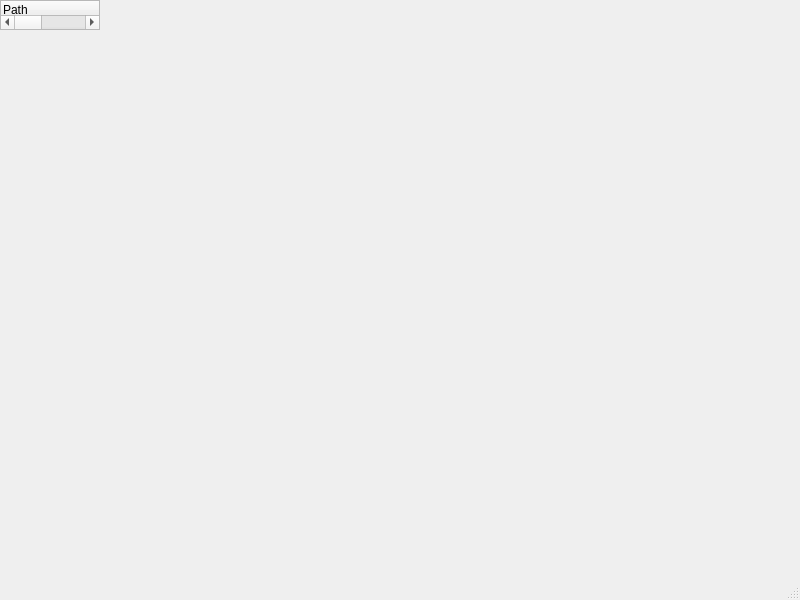
The window that src/rclone_pyside6/gui/generated_ui/main_window.ui (BoniLindsley/rclone-PySide6) describes before a commit, drawn with Qt 5.
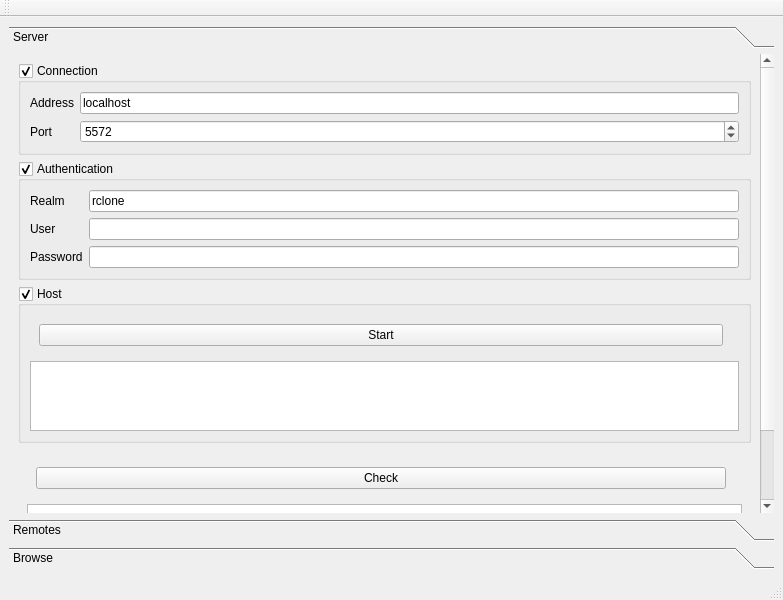
The same window after the commit. The open tabs and pages were chosen to show the change.

Commit message: feat: add GUI to start rclone-rc

Patch:
```diff
--- a/src/rclone_pyside6/gui/generated_ui/main_window.ui
+++ b/src/rclone_pyside6/gui/generated_ui/main_window.ui
@@ -6,38 +6,351 @@
    <rect>
     <x>0</x>
     <y>0</y>
-    <width>800</width>
+    <width>783</width>
     <height>600</height>
    </rect>
   </property>
   <property name="windowTitle">
    <string>MainWindow</string>
   </property>
-  <widget class="QTreeWidget" name="centralwidget">
-   <property name="columnCount">
-    <number>4</number>
-   </property>
-   <column>
-    <property name="text">
-     <string notr="true">Path</string>
-    </property>
-   </column>
-   <column>
-    <property name="text">
-     <string>Source</string>
-    </property>
-   </column>
-   <column>
-    <property name="text">
-     <string>Action</string>
-    </property>
-   </column>
-   <column>
-    <property name="text">
-     <string>Destination</string>
-    </property>
-   </column>
+  <widget class="QWidget" name="centralwidget">
+   <layout class="QVBoxLayout" name="verticalLayout_4">
+    <item>
+     <widget class="QToolBox" name="remoteControlToolBox">
+      <property name="currentIndex">
+       <number>1</number>
+      </property>
+      <widget class="QWidget" name="serverPage">
+       <property name="geometry">
+        <rect>
+         <x>0</x>
+         <y>0</y>
+         <width>751</width>
+         <height>544</height>
+        </rect>
+       </property>
+       <attribute name="label">
+        <string>Server</string>
+       </attribute>
+       <layout class="QVBoxLayout" name="verticalLayout">
+        <item>
+         <widget class="QGroupBox" name="connectionGroupBox">
+          <property name="title">
+           <string>Connection</string>
+          </property>
+          <property name="checkable">
+           <bool>true</bool>
+          </property>
+          <layout class="QFormLayout" name="formLayout">
+           <item row="0" column="0">
+            <widget class="QLabel" name="addressLabel">
+             <property name="text">
+              <string>Address</string>
+             </property>
+            </widget>
+           </item>
+           <item row="0" column="1">
+            <widget class="QLineEdit" name="addressLineEdit">
+             <property name="text">
+              <string>localhost</string>
+             </property>
+            </widget>
+           </item>
+           <item row="1" column="0">
+            <widget class="QLabel" name="portLabel">
+             <property name="text">
+              <string>Port</string>
+             </property>
+            </widget>
+           </item>
+           <item row="1" column="1">
+            <widget class="QSpinBox" name="portSpinBox">
+             <property name="maximum">
+              <number>65535</number>
+             </property>
+             <property name="value">
+              <number>5572</number>
+             </property>
+            </widget>
+           </item>
+          </layout>
+         </widget>
+        </item>
+        <item>
+         <widget class="QGroupBox" name="authenticationGroupBox">
+          <property name="title">
+           <string>Authentication</string>
+          </property>
+          <property name="checkable">
+           <bool>true</bool>
+          </property>
+          <layout class="QFormLayout" name="formLayout_2">
+           <item row="0" column="0">
+            <widget class="QLabel" name="realmLabel">
+             <property name="text">
+              <string>Realm</string>
+             </property>
+            </widget>
+           </item>
+           <item row="0" column="1">
+            <widget class="QLineEdit" name="realmLineEdit">
+             <property name="text">
+              <string>rclone</string>
+             </property>
+            </widget>
+           </item>
+           <item row="1" column="0">
+            <widget class="QLabel" name="userLabel">
+             <property name="text">
+              <string>User</string>
+             </property>
+            </widget>
+           </item>
+           <item row="1" column="1">
+            <widget class="QLineEdit" name="userLineEdit"/>
+           </item>
+           <item row="2" column="0">
+            <widget class="QLabel" name="passwordLabel">
+             <property name="text">
+              <string>Password</string>
+             </property>
+            </widget>
+           </item>
+           <item row="2" column="1">
+            <widget class="QLineEdit" name="passwordLineEdit">
+             <property name="echoMode">
+              <enum>QLineEdit::Password</enum>
+             </property>
+            </widget>
+           </item>
+          </layout>
+         </widget>
+        </item>
+        <item>
+         <widget class="QGroupBox" name="hostGroupBox">
+          <property name="title">
+           <string>Host</string>
+          </property>
+          <property name="checkable">
+           <bool>true</bool>
+          </property>
+          <layout class="QVBoxLayout" name="verticalLayout_3">
+           <item>
+            <widget class="QWidget" name="hostActionWidget" native="true">
+             <layout class="QHBoxLayout" name="horizontalLayout_3">
+              <item>
+               <widget class="QPushButton" name="hostActionPushButton">
+                <property name="text">
+                 <string>Start</string>
+                </property>
+               </widget>
+              </item>
+              <item>
+               <spacer name="horizontalSpacer">
+                <property name="orientation">
+                 <enum>Qt::Horizontal</enum>
+                </property>
+               </spacer>
+              </item>
+             </layout>
+            </widget>
+           </item>
+           <item>
+            <widget class="QPlainTextEdit" name="hostLogPlainTextEdit">
+             <property name="readOnly">
+              <bool>true</bool>
+             </property>
+            </widget>
+           </item>
+          </layout>
+         </widget>
+        </item>
+        <item>
+         <widget class="QWidget" name="serverStatusWidget" native="true">
+          <layout class="QVBoxLayout" name="verticalLayout_6">
+           <item>
+            <widget class="QWidget" name="serverStatusWidget_2" native="true">
+             <layout class="QHBoxLayout" name="horizontalLayout_2">
+              <item>
+               <widget class="QPushButton" name="serverStatusPushButton">
+                <property name="text">
+                 <string>Check</string>
+                </property>
+               </widget>
+              </item>
+              <item>
+               <spacer name="serverStatusSpacer">
+                <property name="orientation">
+                 <enum>Qt::Horizontal</enum>
+                </property>
+               </spacer>
+              </item>
+             </layout>
+            </widget>
+           </item>
+           <item>
+            <widget class="QPlainTextEdit" name="serverLogPlainTextEdit">
+             <property name="readOnly">
+              <bool>true</bool>
+             </property>
+            </widget>
+           </item>
+          </layout>
+         </widget>
+        </item>
+        <item>
+         <spacer name="serverSpacer">
+          <property name="orientation">
+           <enum>Qt::Vertical</enum>
+          </property>
+         </spacer>
+        </item>
+       </layout>
+      </widget>
+      <widget class="QWidget" name="remotesPage">
+       <property name="geometry">
+        <rect>
+         <x>0</x>
+         <y>0</y>
+         <width>765</width>
+         <height>440</height>
+        </rect>
+       </property>
+       <attribute name="label">
+        <string>Remotes</string>
+       </attribute>
+       <layout class="QVBoxLayout" name="verticalLayout_2">
+        <item>
+         <widget class="QWidget" name="remotesActionWidget" native="true">
+          <layout class="QHBoxLayout" name="horizontalLayout">
+           <item>
+            <widget class="QPushButton" name="remotesConnectionPushButton">
+             <property name="text">
+              <string>Start</string>
+             </property>
+            </widget>
+           </item>
+           <item>
+            <widget class="QPushButton" name="remotesAddPushButton">
+             <property name="enabled">
+              <bool>false</bool>
+             </property>
+             <property name="text">
+              <string>Add</string>
+             </property>
+            </widget>
+           </item>
+           <item>
+            <widget class="QPushButton" name="remotesRemovePushButton">
+             <property name="enabled">
+              <bool>false</bool>
+             </property>
+             <property name="text">
+              <string>Remove</string>
+             </property>
+            </widget>
+           </item>
+           <item>
+            <widget class="QPushButton" name="remotesBrowsePushButton">
+             <property name="enabled">
+              <bool>false</bool>
+             </property>
+             <property name="text">
+              <string>Browse</string>
+             </property>
+            </widget>
+           </item>
+           <item>
+            <spacer name="remotesSpacer">
+             <property name="orientation">
+              <enum>Qt::Horizontal</enum>
+             </property>
+             <property name="sizeHint" stdset="0">
+              <size>
+               <width>0</width>
+               <height>0</height>
+              </size>
+             </property>
+            </spacer>
+           </item>
+          </layout>
+         </widget>
+        </item>
+        <item>
+         <widget class="QListWidget" name="remoteListWidget"/>
+        </item>
+       </layout>
+      </widget>
+      <widget class="QWidget" name="browsePage">
+       <property name="geometry">
+        <rect>
+         <x>0</x>
+         <y>0</y>
+         <width>765</width>
+         <height>440</height>
+        </rect>
+       </property>
+       <attribute name="label">
+        <string>Browse</string>
+       </attribute>
+       <layout class="QVBoxLayout" name="verticalLayout_5">
+        <item>
+         <widget class="QWidget" name="commandWidget" native="true">
+          <layout class="QFormLayout" name="formLayout_3">
+           <item row="0" column="0">
+            <widget class="QLabel" name="sourceLabel">
+             <property name="text">
+              <string>Source</string>
+             </property>
+            </widget>
+           </item>
+           <item row="0" column="1">
+            <widget class="QLineEdit" name="sourceLineEdit"/>
+           </item>
+           <item row="1" column="0">
+            <widget class="QLabel" name="destinationLabel">
+             <property name="text">
+              <string>Destination</string>
+             </property>
+            </widget>
+           </item>
+           <item row="1" column="1">
+            <widget class="QLineEdit" name="destinationLineEdit"/>
+           </item>
+          </layout>
+         </widget>
+        </item>
+        <item>
+         <widget class="QTreeWidget" name="browseTreeWidget">
+          <column>
+           <property name="text">
+            <string>Path</string>
+           </property>
+          </column>
+          <column>
+           <property name="text">
+            <string>Source</string>
+           </property>
+          </column>
+          <column>
+           <property name="text">
+            <string>Destination</string>
+           </property>
+          </column>
+          <column>
+           <property name="text">
+            <string>Action</string>
+           </property>
+          </column>
+         </widget>
+        </item>
+       </layout>
+      </widget>
+     </widget>
+    </item>
+   </layout>
   </widget>
+  <widget class="QStatusBar" name="statusbar"/>
   <widget class="QMenuBar" name="menubar">
    <property name="geometry">
     <rect>
@@ -48,7 +361,17 @@
     </rect>
    </property>
   </widget>
-  <widget class="QStatusBar" name="statusbar"/>
+  <widget class="QToolBar" name="toolBar">
+   <property name="windowTitle">
+    <string>toolBar</string>
+   </property>
+   <attribute name="toolBarArea">
+    <enum>TopToolBarArea</enum>
+   </attribute>
+   <attribute name="toolBarBreak">
+    <bool>false</bool>
+   </attribute>
+  </widget>
  </widget>
  <resources/>
  <connections/>
```
Left out of the diff: 18 changed lines with no effect on the pictures. The commit also changes 6 other files.
